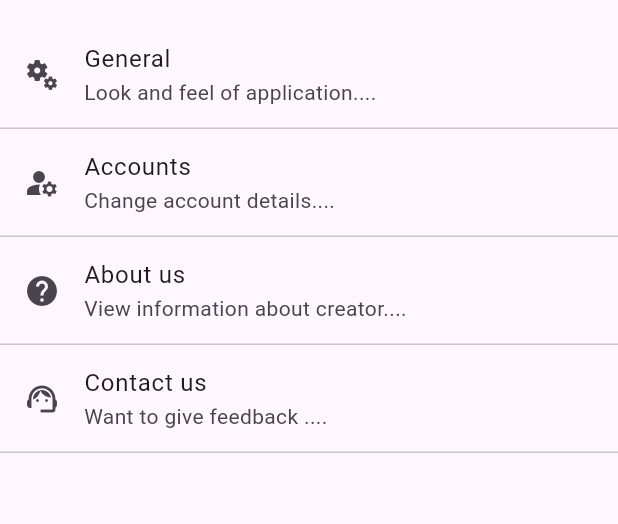
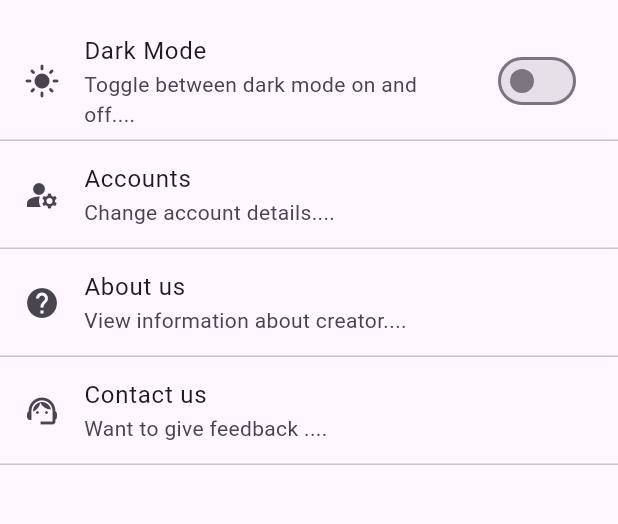
Before and after one commit to MechanicalNoob05/coco, a Flutter app: the SettingsPage screen opened by its route, on a phone screen of 412 x 824 dp, the part 63-587 px from its top. Run offline on Flutter 3.47's test engine with Material 2 defaults, Android fonts, the phone set to English and light mode, and no system bars; network calls fail.

Commit message:
no idea whats going on

```diff
--- a/lib/router/router.dart
+++ b/lib/router/router.dart
@@ -1,4 +1,5 @@
-import 'package:coco/screens/allSettingsScreenCollection/general_screen.dart';
+import 'package:coco/screens/allSettingsScreenCollection/account_setting_screen.dart';
+import 'package:coco/screens/allShopScreenCollection/single_product_screen.dart';
 import 'package:coco/screens/home_screen.dart';
 import 'package:coco/screens/login_screen.dart';
 import 'package:coco/screens/settings_screen.dart';
@@ -10,6 +11,7 @@ const String loginPage = 'login';
 const String signupPage = 'signup';
 const String homePage = 'home';
 const String shopPage = "shop";
+
 const String settingsPage = "settings";
 
 const String generalSettingsPage = "generalSettings";
@@ -26,9 +28,10 @@ Route<dynamic> generalController(RouteSettings settings){
       return MaterialPageRoute(builder: (context) => const ShopPage());
     case settingsPage:
       return MaterialPageRoute(builder: (context) => const SettingsPage());
+      // Pages in settings
     case generalSettingsPage:
-      return MaterialPageRoute(builder: (context) => const GeneralSettingsPage());
-
+      return MaterialPageRoute(builder: (context) => const AccountSettingsPage());
+      // Default response
     default:
       throw("Route non existing");
   }
--- a/lib/screens/settings_screen.dart
+++ b/lib/screens/settings_screen.dart
@@ -1,9 +1,16 @@
 import 'package:coco/components/navigation_drawer.dart';
 import 'package:flutter/material.dart';
 import 'package:coco/router/router.dart' as route;
-class SettingsPage extends StatelessWidget {
+
+class SettingsPage extends StatefulWidget {
   const SettingsPage({super.key});
 
+  @override
+  State<SettingsPage> createState() => _SettingsPageState();
+}
+
+class _SettingsPageState extends State<SettingsPage> {
+  bool toggle = false;
   @override
   Widget build(BuildContext context) {
     return Scaffold(
@@ -14,18 +21,26 @@ class SettingsPage extends StatelessWidget {
       body: ListView(
         children: [
           ListTile(
-            leading: const Icon(Icons.miscellaneous_services),
-            title: const Text('General'),
-            subtitle: const Text('Look and feel of application....'),
-            onTap: (){
-              Navigator.popAndPushNamed(context, route.generalSettingsPage);
-            },
+            leading: toggle ? Icon(Icons.dark_mode) : Icon(Icons.light_mode),
+            title: Text("Dark Mode"),
+
+            subtitle: Text('Toggle between dark mode on and off....'),
+            trailing: Switch(
+                onChanged: (bool? value) {
+                  setState(() {
+                    toggle = !toggle;
+                  });
+                },
+                value: toggle),
           ),
           const Divider(height: 0),
-          const ListTile(
+          ListTile(
             leading: Icon(Icons.manage_accounts),
             title: Text('Accounts'),
             subtitle: Text('Change account details....'),
+            onTap: () {
+              Navigator.popAndPushNamed(context, route.generalSettingsPage);
+            },
           ),
           const Divider(height: 0),
           const ListTile(
--- a/lib/screens/shop_screen.dart
+++ b/lib/screens/shop_screen.dart
@@ -1,3 +1,4 @@
+import 'package:coco/screens/allShopScreenCollection/pet_shop_screen.dart';
 import 'package:flutter/material.dart';
 import 'package:coco/components/navigation_drawer.dart';
 
@@ -49,7 +50,7 @@ class ShopPage extends StatelessWidget {
         drawer: const NavDrawer(),
         body: const TabBarView(
             children: [
-              Text("data"),
+              PetShopScreen(),
               Text("122"),
               Text("5fsd")
             ]
```
Also changed, not shown: lib/components/custom_card.dart (+25 -1 lines), lib/components/navigation_drawer.dart (+0 -10 lines), lib/screens/allSettingsScreenCollection/account_setting_screen.dart (added, +45 -0 lines), lib/screens/allSettingsScreenCollection/general_screen.dart (deleted, +0 -15 lines), lib/screens/allShopScreenCollection/pet_shop_screen.dart (added, +26 -0 lines), lib/screens/allShopScreenCollection/single_product_screen.dart (added, +15 -0 lines), lib/screens/home_screen.dart (+3 -12 lines).
